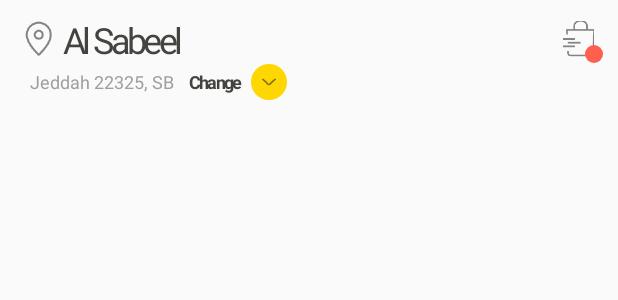
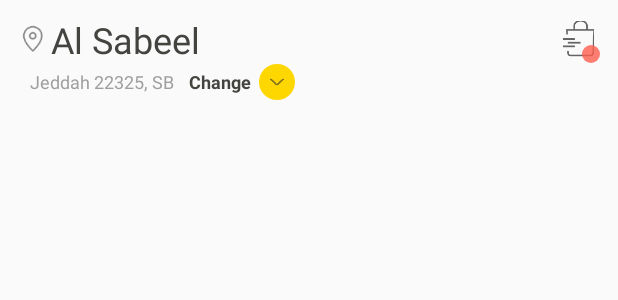
Before and after one commit to AhmedNMahran/test-animation, an Android app: the layout custom_action_bar.xml on its own in the app's theme, with its tools: preview values and no code run, on a phone screen of 412 x 824 dp. Shown: the top 300 px of the screen. Run offline under Robolectric (Android 15) with nearby library versions, the phone set to English and light mode, and no system bars.

Commit message:
feat: apply custom action bar to main activity

```diff
--- a/app/src/main/AndroidManifest.xml
+++ b/app/src/main/AndroidManifest.xml
@@ -9,7 +9,9 @@
         android:roundIcon="@mipmap/ic_launcher_round"
         android:supportsRtl="true"
         android:theme="@style/AppTheme">
-        <activity android:name=".MainActivity">
+        <activity
+            android:name=".MainActivity"
+            android:theme="@style/AppTheme.NoActionBar">
             <intent-filter>
                 <action android:name="android.intent.action.MAIN" />
 
--- a/app/src/main/res/layout/activity_main.xml
+++ b/app/src/main/res/layout/activity_main.xml
@@ -7,6 +7,8 @@
     android:animateLayoutChanges="true"
     android:orientation="vertical"
     tools:context=".MainActivity">
+
+    <include layout="@layout/custom_action_bar" />
 
     <LinearLayout
         android:id="@+id/topViews"
--- a/app/src/main/res/layout/custom_action_bar.xml
+++ b/app/src/main/res/layout/custom_action_bar.xml
@@ -7,10 +7,11 @@
 
     <ImageView
         android:id="@+id/imgPin"
-        android:layout_width="wrap_content"
-        android:layout_height="wrap_content"
+        android:layout_width="24dp"
+        android:layout_height="24dp"
         android:layout_alignParentLeft="true"
         android:layout_alignParentStart="true"
+        android:layout_marginTop="4dp"
         android:src="@drawable/ic_pin" />
 
     <TextView
@@ -19,7 +20,6 @@
         android:layout_height="wrap_content"
         android:layout_toEndOf="@id/imgPin"
         android:layout_toRightOf="@id/imgPin"
-        android:letterSpacing="-0.1"
         android:text="Al Sabeel"
         android:textColor="#434340"
         android:textSize="24sp"
@@ -34,7 +34,6 @@
         android:layout_marginLeft="10dp"
         android:layout_marginStart="10dp"
         android:layout_marginTop="3dp"
-        android:letterSpacing="0"
         android:text="Jeddah 22325, SB"
         android:textColor="#9f9f9f"
         android:textSize="12sp"
@@ -52,7 +51,6 @@
         android:layout_marginTop="3dp"
         android:layout_toEndOf="@id/tvSubtitle"
         android:layout_toRightOf="@id/tvSubtitle"
-        android:letterSpacing="-0.1"
         android:text="Change"
         android:textColor="#434340"
         android:textSize="12sp"
@@ -80,7 +78,8 @@
             android:layout_width="wrap_content"
             android:layout_height="wrap_content"
             android:layout_gravity="center"
-            android:src="@drawable/ic_bag_new" />
+            android:src="@drawable/ic_bag_new"
+            android:tint="#000" />
 
         <View
             android:layout_width="12dp"
@@ -88,6 +87,9 @@
             android:layout_alignParentBottom="true"
             android:layout_alignParentEnd="true"
             android:layout_alignParentRight="true"
+            android:layout_marginEnd="2dp"
+            android:layout_marginRight="2dp"
+            android:alpha="0.8"
             android:background="@drawable/red_circle" />
     </RelativeLayout>
 </RelativeLayout>
```
